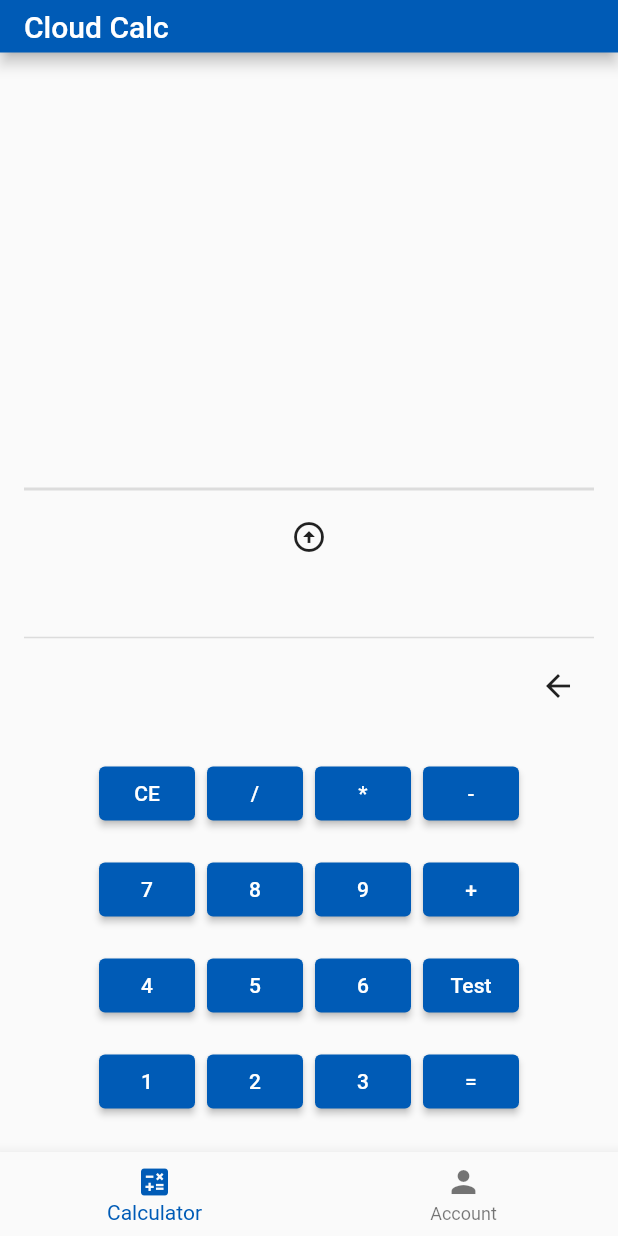
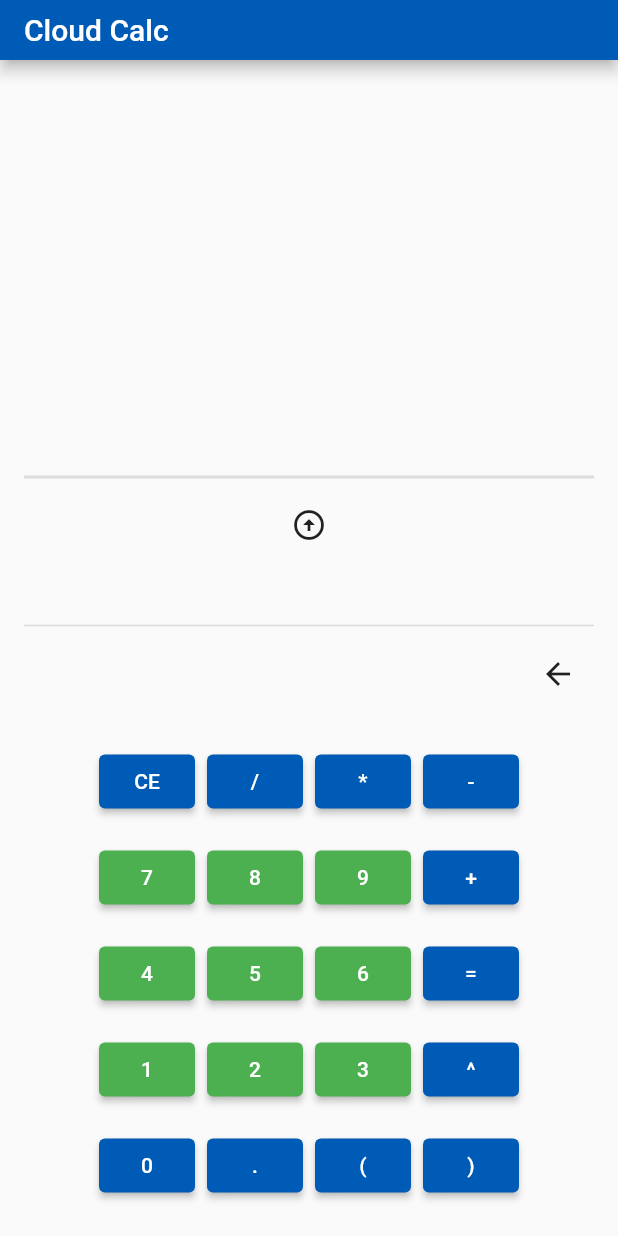
Before and after one commit to AbrahamHidy/CloudCalc, a Flutter app: the screen it shows after launch, on a phone screen of 412 x 824 dp. Run offline on Flutter 3.47's test engine with Material 2 defaults, Android fonts, the phone set to English and light mode, and no system bars; drawn by our look-alikes of auto_size_text; missing offline and left inert: function_tree.

Commit message:
add functions

```diff
--- a/lib/main.dart
+++ b/lib/main.dart
@@ -36,6 +36,9 @@ class MyHomePage extends StatefulWidget {
 class _MyHomePageState extends State<MyHomePage> {
   Calculation _currentCalculation = Calculation("", "");
   List<Calculation> _sessionCalculations = [];
+
+  final ButtonStyle _numberButtonStyle =
+      ElevatedButton.styleFrom(primary: Colors.green);
 
   void append(String toAppend) {
     setState(() {
@@ -98,7 +101,7 @@ class _MyHomePageState extends State<MyHomePage> {
     return Scaffold(
       appBar: AppBar(
         title: Text(widget.title),
-        toolbarHeight: 35,
+        toolbarHeight: 40,
       ),
       body: Center(
         child: Column(
@@ -223,14 +226,17 @@ class _MyHomePageState extends State<MyHomePage> {
                         children: [
                           ElevatedButton(
                             onPressed: () => append("7"),
+                            style: _numberButtonStyle,
                             child: const Text("7"),
                           ),
                           ElevatedButton(
                             onPressed: () => append("8"),
+                            style: _numberButtonStyle,
                             child: const Text("8"),
                           ),
                           ElevatedButton(
                             onPressed: () => append("9"),
+                            style: _numberButtonStyle,
                             child: const Text("9"),
                           ),
                           ElevatedButton(
@@ -249,19 +255,22 @@ class _MyHomePageState extends State<MyHomePage> {
                         children: [
                           ElevatedButton(
                             onPressed: () => append("4"),
+                            style: _numberButtonStyle,
                             child: const Text("4"),
                           ),
                           ElevatedButton(
                             onPressed: () => append("5"),
+                            style: _numberButtonStyle,
                             child: const Text("5"),
                           ),
                           ElevatedButton(
                             onPressed: () => append("6"),
+                            style: _numberButtonStyle,
                             child: const Text("6"),
                           ),
                           ElevatedButton(
-                            onPressed: () => append(""),
-                            child: const Text("Test"),
+                            onPressed: () => solve(),
+                            child: const Text("="),
                           ),
                         ],
                       ),
@@ -275,19 +284,48 @@ class _MyHomePageState extends State<MyHomePage> {
                         children: [
                           ElevatedButton(
                             onPressed: () => append("1"),
+                            style: _numberButtonStyle,
                             child: const Text("1"),
                           ),
                           ElevatedButton(
                             onPressed: () => append("2"),
+                            style: _numberButtonStyle,
                             child: const Text("2"),
                           ),
                           ElevatedButton(
                             onPressed: () => append("3"),
+                            style: _numberButtonStyle,
                             child: const Text("3"),
                           ),
                           ElevatedButton(
-                            onPressed: () => solve(),
-                            child: const Text("="),
+                            onPressed: () => append("^"),
+                            child: const Text("^"),
+                          ),
+                        ],
+                      ),
+                    ],
+                  ),
+                  Row(
+                    mainAxisAlignment: MainAxisAlignment.center,
+                    crossAxisAlignment: CrossAxisAlignment.center,
+                    children: [
+                      ButtonBar(
+                        children: [
+                          ElevatedButton(
+                            onPressed: () => append("0"),
+                            child: const Text("0"),
+                          ),
+                          ElevatedButton(
+                            onPressed: () => append("."),
+                            child: const Text("."),
+                          ),
+                          ElevatedButton(
+                            onPressed: () => append("("),
+                            child: const Text("("),
+                          ),
+                          ElevatedButton(
+                            onPressed: () => append(")"),
+                            child: const Text(")"),
                           ),
                         ],
                       ),
@@ -299,18 +337,6 @@ class _MyHomePageState extends State<MyHomePage> {
           ],
         ),
       ),
-      bottomNavigationBar: BottomNavigationBar(
-        items: [
-          BottomNavigationBarItem(
-            icon: Icon(Icons.calculate),
-            label: "Calculator",
-          ),
-          BottomNavigationBarItem(
-            icon: Icon(Icons.person),
-            label: "Account",
-          )
-        ],
-      ),
     );
   }
 }
```
